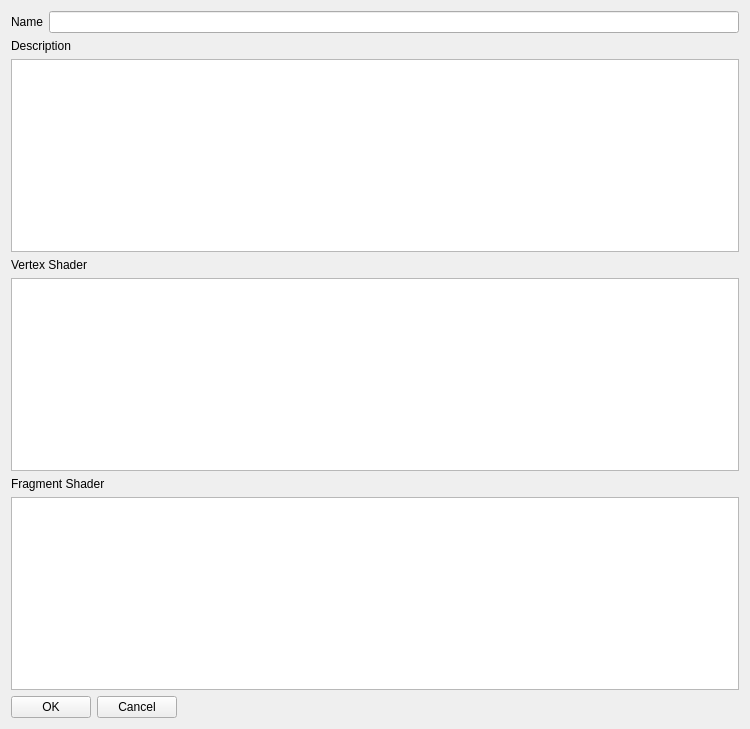
Above: code/nel/tools/3d/object_viewer_qt/src/plugins/material_editor/shader_editor.ui from ryzom/ryzomcore before the change. Below: the same form after it.
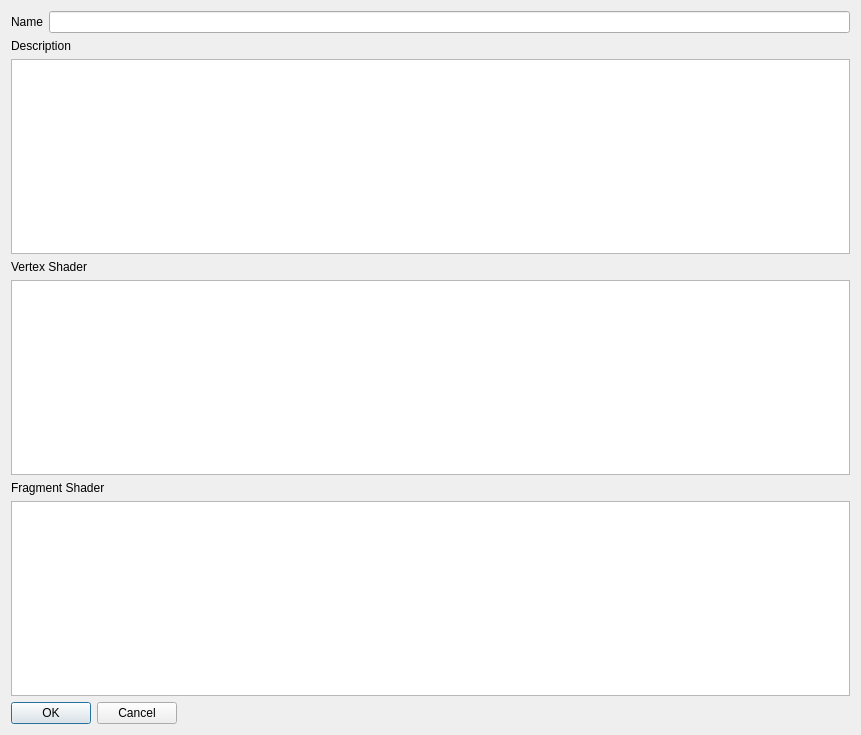
That is the form after the change.

Commit message:
Changed the shader editor widget into a dialog. Implemented some of the button functions of Shader widget.
branch : gsoc2013-dfighter

Patch:
```diff
--- a/code/nel/tools/3d/object_viewer_qt/src/plugins/material_editor/shader_editor.ui
+++ b/code/nel/tools/3d/object_viewer_qt/src/plugins/material_editor/shader_editor.ui
@@ -1,23 +1,23 @@
 <?xml version="1.0" encoding="UTF-8"?>
 <ui version="4.0">
  <class>ShaderEditorWidget</class>
- <widget class="QWidget" name="ShaderEditorWidget">
-  <property name="windowModality">
-   <enum>Qt::ApplicationModal</enum>
-  </property>
+ <widget class="QDialog" name="ShaderEditorWidget">
   <property name="geometry">
    <rect>
     <x>0</x>
     <y>0</y>
-    <width>750</width>
-    <height>729</height>
+    <width>861</width>
+    <height>735</height>
    </rect>
   </property>
   <property name="windowTitle">
    <string>Shader Editor</string>
   </property>
-  <layout class="QVBoxLayout" name="verticalLayout">
-   <item>
+  <property name="modal">
+   <bool>true</bool>
+  </property>
+  <layout class="QGridLayout" name="gridLayout">
+   <item row="0" column="0">
     <layout class="QHBoxLayout" name="nameLayout">
      <item>
       <widget class="QLabel" name="label">
@@ -31,7 +31,7 @@
      </item>
     </layout>
    </item>
-   <item>
+   <item row="1" column="0">
     <layout class="QVBoxLayout" name="descrLayout">
      <item>
       <widget class="QLabel" name="label_2">
@@ -45,7 +45,7 @@
      </item>
     </layout>
    </item>
-   <item>
+   <item row="2" column="0">
     <layout class="QVBoxLayout" name="vsLayout">
      <item>
       <widget class="QLabel" name="label_3">
@@ -59,7 +59,7 @@
      </item>
     </layout>
    </item>
-   <item>
+   <item row="3" column="0">
     <layout class="QVBoxLayout" name="fsLayout">
      <item>
       <widget class="QLabel" name="label_4">
@@ -73,7 +73,7 @@
      </item>
     </layout>
    </item>
-   <item>
+   <item row="4" column="0">
     <layout class="QHBoxLayout" name="horizontalLayout">
      <item>
       <widget class="QPushButton" name="okButton">
```
Left out of the diff: 7 changed lines with no effect on the pictures. The commit also changes 4 other files.
